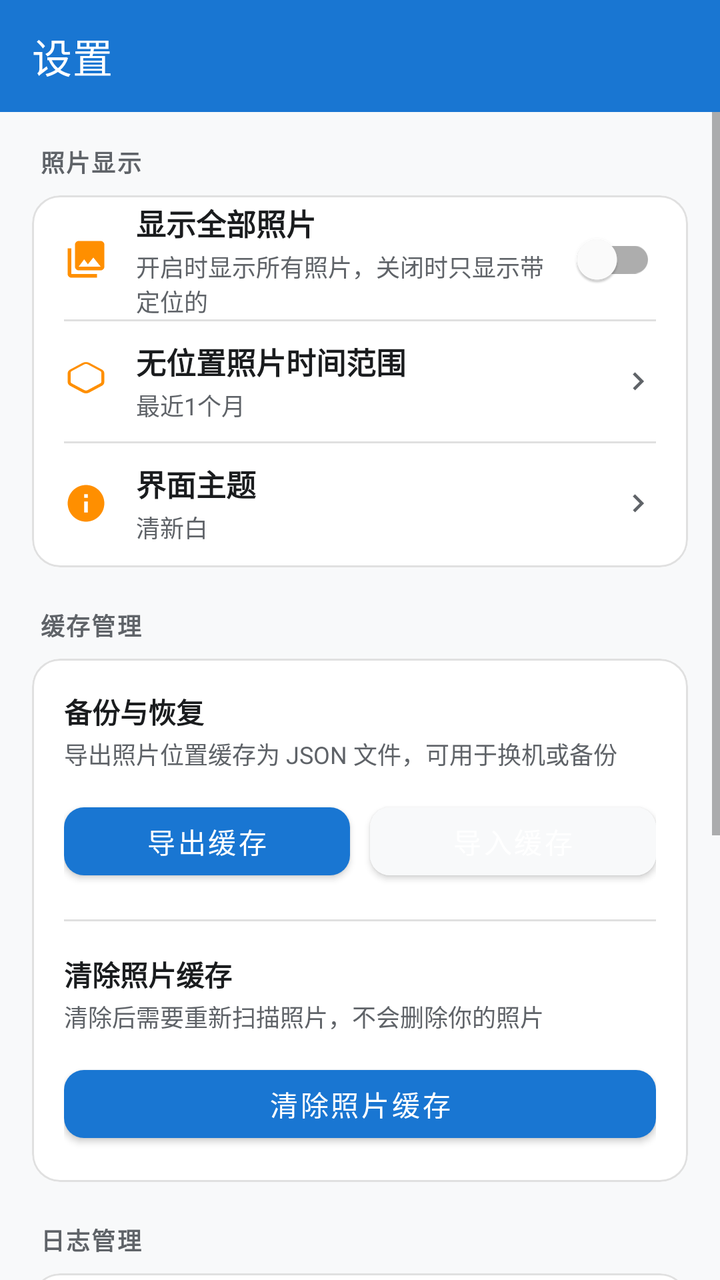
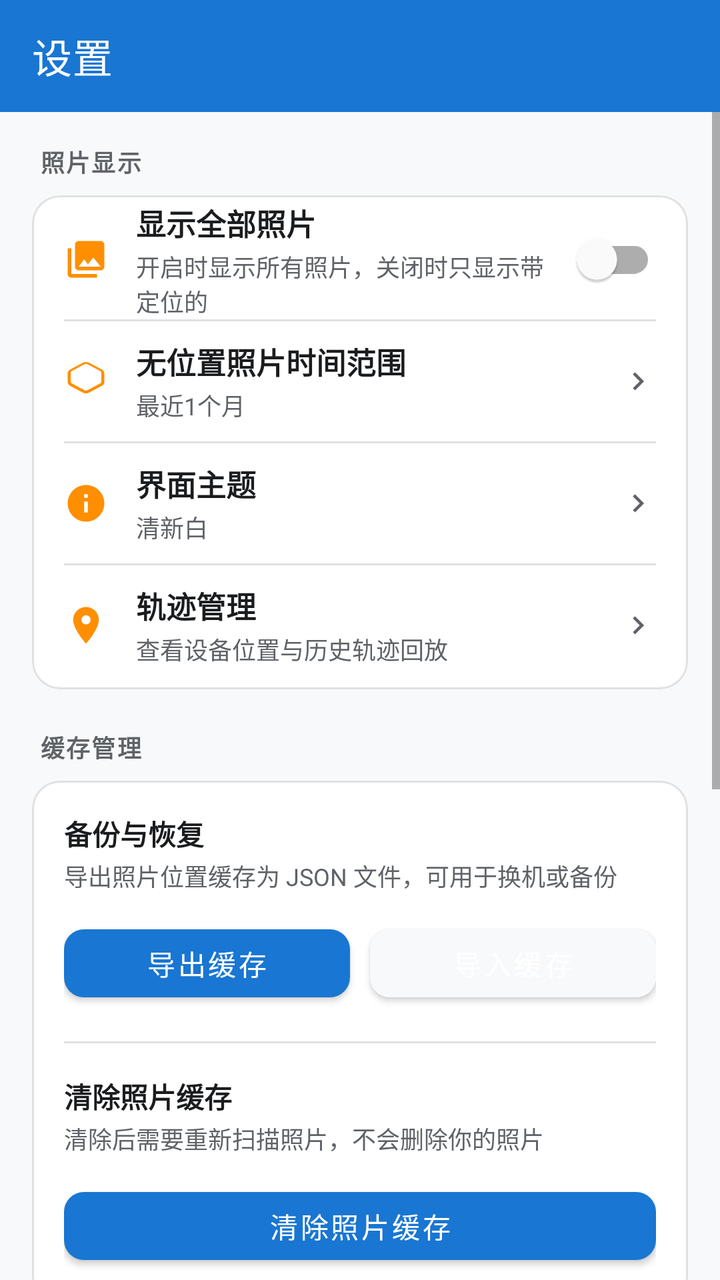

Compare the two renders of this Android layout. The source of the first and the diff that turns it into the second are given below.
<!-- AndroidManifest.xml: application theme Theme.SmartAlbum -->
<!-- res/layout/fragment_settings.xml -->
<?xml version="1.0" encoding="utf-8"?>
<LinearLayout xmlns:android="http://schemas.android.com/apk/res/android"
    xmlns:app="http://schemas.android.com/apk/res-auto"
    android:layout_width="match_parent"
    android:layout_height="match_parent"
    android:orientation="vertical"
    android:background="@color/background">

    <com.google.android.material.appbar.MaterialToolbar
        android:id="@+id/toolbar"
        android:layout_width="match_parent"
        android:layout_height="?attr/actionBarSize"
        android:background="@color/primary"
        app:title="设置"
        app:titleTextColor="@color/white" />

    <ScrollView
        android:layout_width="match_parent"
        android:layout_height="match_parent"
        android:clipToPadding="false"
        android:paddingBottom="24dp">

        
        <LinearLayout
            android:layout_width="match_parent"
            android:layout_height="wrap_content"
            android:orientation="vertical"
            android:padding="16dp">

            
            <TextView
                android:layout_width="wrap_content"
                android:layout_height="wrap_content"
                android:layout_marginStart="4dp"
                android:layout_marginBottom="8dp"
                android:text="照片显示"
                android:textSize="12sp"
                android:textStyle="bold"
                android:letterSpacing="0.06"
                android:textColor="@color/text_secondary" />

            <com.google.android.material.card.MaterialCardView
                android:layout_width="match_parent"
                android:layout_height="wrap_content"
                app:cardCornerRadius="14dp"
                app:cardElevation="0dp"
                app:strokeWidth="1dp"
                app:strokeColor="@color/divider">

                <LinearLayout
                    android:layout_width="match_parent"
                    android:layout_height="wrap_content"
                    android:orientation="vertical"
                    android:paddingHorizontal="16dp"
                    android:paddingVertical="2dp">

                    
                    <LinearLayout
                        android:layout_width="match_parent"
                        android:layout_height="wrap_content"
                        android:orientation="horizontal"
                        android:gravity="center_vertical"
                        android:minHeight="60dp">

                        <ImageView
                            android:layout_width="22dp"
                            android:layout_height="22dp"
                            android:src="@drawable/ic_gallery"
                            app:tint="@color/accent"
                            android:contentDescription="@null" />

                        <LinearLayout
                            android:layout_width="0dp"
                            android:layout_height="wrap_content"
                            android:layout_weight="1"
                            android:layout_marginStart="14dp"
                            android:orientation="vertical">

                            <TextView
                                android:layout_width="wrap_content"
                                android:layout_height="wrap_content"
                                android:text="显示全部照片"
                                android:textSize="15sp"
                                android:textStyle="bold"
                                android:textColor="@color/text_primary" />

                            <TextView
                                android:layout_width="wrap_content"
                                android:layout_height="wrap_content"
                                android:layout_marginTop="2dp"
                                android:text="开启时显示所有照片，关闭时只显示带定位的"
                                android:textSize="12sp"
                                android:textColor="@color/text_secondary" />
                        </LinearLayout>

                        <com.google.android.material.switchmaterial.SwitchMaterial
                            android:id="@+id/switch_show_all_photos"
                            android:layout_width="wrap_content"
                            android:layout_height="wrap_content" />
                    </LinearLayout>

                    <View
                        android:layout_width="match_parent"
                        android:layout_height="1dp"
                        android:background="@color/divider" />

                    
                    <LinearLayout
                        android:id="@+id/card_no_location_time"
                        android:layout_width="match_parent"
                        android:layout_height="wrap_content"
                        android:orientation="horizontal"
                        android:gravity="center_vertical"
                        android:minHeight="60dp"
                        android:background="?attr/selectableItemBackground"
                        android:paddingVertical="8dp">

                        <ImageView
                            android:layout_width="22dp"
                            android:layout_height="22dp"
                            android:src="@drawable/ic_layer"
                            app:tint="@color/accent"
                            android:contentDescription="@null" />

                        <LinearLayout
                            android:layout_width="0dp"
                            android:layout_height="wrap_content"
                            android:layout_weight="1"
                            android:layout_marginStart="14dp"
                            android:orientation="vertical">

                            <TextView
                                android:layout_width="wrap_content"
                                android:layout_height="wrap_content"
                                android:text="无位置照片时间范围"
                                android:textSize="15sp"
                                android:textStyle="bold"
                                android:textColor="@color/text_primary" />

                            <TextView
                                android:id="@+id/tv_no_location_time"
                                android:layout_width="wrap_content"
                                android:layout_height="wrap_content"
                                android:layout_marginTop="2dp"
                                android:text="最近1个月"
                                android:textSize="12sp"
                                android:textColor="@color/text_secondary" />
                        </LinearLayout>

                        <ImageView
                            android:layout_width="18dp"
                            android:layout_height="18dp"
                            android:src="@drawable/ic_arrow_right"
                            app:tint="@color/text_secondary"
                            android:contentDescription="@null" />
                    </LinearLayout>

                    <View
                        android:layout_width="match_parent"
                        android:layout_height="1dp"
                        android:background="@color/divider" />

                    
                    <LinearLayout
                        android:id="@+id/card_theme"
                        android:layout_width="match_parent"
                        android:layout_height="wrap_content"
                        android:orientation="horizontal"
                        android:gravity="center_vertical"
                        android:minHeight="60dp"
                        android:background="?attr/selectableItemBackground"
                        android:paddingVertical="8dp">

                        <ImageView
                            android:layout_width="22dp"
                            android:layout_height="22dp"
                            android:src="@drawable/ic_about"
                            app:tint="@color/accent"
                            android:contentDescription="@null" />

                        <LinearLayout
                            android:layout_width="0dp"
                            android:layout_height="wrap_content"
                            android:layout_weight="1"
                            android:layout_marginStart="14dp"
                            android:orientation="vertical">

                            <TextView
                                android:layout_width="wrap_content"
                                android:layout_height="wrap_content"
                                android:text="界面主题"
                                android:textSize="15sp"
                                android:textStyle="bold"
                                android:textColor="@color/text_primary" />

                            <TextView
                                android:id="@+id/tv_current_theme"
                                android:layout_width="wrap_content"
                                android:layout_height="wrap_content"
                                android:layout_marginTop="2dp"
                                android:text="清新白"
                                android:textSize="12sp"
                                android:textColor="@color/text_secondary" />
                        </LinearLayout>

                        <ImageView
                            android:layout_width="18dp"
                            android:layout_height="18dp"
                            android:src="@drawable/ic_arrow_right"
                            app:tint="@color/text_secondary"
                            android:contentDescription="@null" />
                    </LinearLayout>
                </LinearLayout>
            </com.google.android.material.card.MaterialCardView>

            
            <TextView
                android:layout_width="wrap_content"
                android:layout_height="wrap_content"
                android:layout_marginStart="4dp"
                android:layout_marginTop="20dp"
                android:layout_marginBottom="8dp"
                android:text="缓存管理"
                android:textSize="12sp"
                android:textStyle="bold"
                android:letterSpacing="0.06"
                android:textColor="@color/text_secondary" />

            <com.google.android.material.card.MaterialCardView
                android:layout_width="match_parent"
                android:layout_height="wrap_content"
                app:cardCornerRadius="14dp"
                app:cardElevation="0dp"
                app:strokeWidth="1dp"
                app:strokeColor="@color/divider">

                <LinearLayout
                    android:layout_width="match_parent"
                    android:layout_height="wrap_content"
                    android:orientation="vertical"
                    android:padding="16dp">

                    <TextView
                        android:layout_width="wrap_content"
                        android:layout_height="wrap_content"
                        android:text="备份与恢复"
                        android:textSize="14sp"
                        android:textStyle="bold"
                        android:textColor="@color/text_primary" />

                    <TextView
                        android:layout_width="wrap_content"
                        android:layout_height="wrap_content"
                        android:layout_marginTop="2dp"
                        android:layout_marginBottom="12dp"
                        android:text="导出照片位置缓存为 JSON 文件，可用于换机或备份"
                        android:textSize="12sp"
                        android:textColor="@color/text_secondary" />

                    
                    <LinearLayout
                        android:layout_width="match_parent"
                        android:layout_height="wrap_content"
                        android:orientation="horizontal">

                        <com.google.android.material.button.MaterialButton
                            android:id="@+id/btn_export"
                            android:layout_width="0dp"
                            android:layout_height="46dp"
                            android:layout_weight="1"
                            android:text="导出缓存"
                            android:textSize="14sp"
                            app:cornerRadius="10dp"
                            app:strokeWidth="0dp" />

                        <Space
                            android:layout_width="10dp"
                            android:layout_height="1dp" />

                        <com.google.android.material.button.MaterialButton
                            android:id="@+id/btn_import"
                            android:layout_width="0dp"
                            android:layout_height="46dp"
                            android:layout_weight="1"
                            android:text="导入缓存"
                            android:textSize="14sp"
                            app:cornerRadius="10dp"
                            app:strokeWidth="0dp"
                            android:backgroundTint="@color/background" />
                    </LinearLayout>

                    <View
                        android:layout_width="match_parent"
                        android:layout_height="1dp"
                        android:layout_marginVertical="16dp"
                        android:background="@color/divider" />

                    <TextView
                        android:layout_width="wrap_content"
                        android:layout_height="wrap_content"
                        android:text="清除照片缓存"
                        android:textSize="14sp"
                        android:textStyle="bold"
                        android:textColor="@color/text_primary" />

                    <TextView
                        android:layout_width="wrap_content"
                        android:layout_height="wrap_content"
                        android:layout_marginTop="2dp"
                        android:layout_marginBottom="12dp"
                        android:text="清除后需要重新扫描照片，不会删除你的照片"
                        android:textSize="12sp"
                        android:textColor="@color/text_secondary" />

                    
                    <com.google.android.material.button.MaterialButton
                        android:id="@+id/btn_clear_cache"
                        android:layout_width="match_parent"
                        android:layout_height="46dp"
                        android:text="清除照片缓存"
                        android:textSize="14sp"
                        app:cornerRadius="10dp"
                        app:strokeWidth="0dp" />
                </LinearLayout>
            </com.google.android.material.card.MaterialCardView>

            
            <TextView
                android:layout_width="wrap_content"
                android:layout_height="wrap_content"
                android:layout_marginStart="4dp"
                android:layout_marginTop="20dp"
                android:layout_marginBottom="8dp"
                android:text="日志管理"
                android:textSize="12sp"
                android:textStyle="bold"
                android:letterSpacing="0.06"
                android:textColor="@color/text_secondary" />

            <com.google.android.material.card.MaterialCardView
                android:layout_width="match_parent"
                android:layout_height="wrap_content"
                app:cardCornerRadius="14dp"
                app:cardElevation="0dp"
                app:strokeWidth="1dp"
                app:strokeColor="@color/divider">

                <LinearLayout
                    android:layout_width="match_parent"
                    android:layout_height="wrap_content"
                    android:orientation="vertical"
                    android:padding="16dp">

                    <LinearLayout
                        android:layout_width="match_parent"
                        android:layout_height="wrap_content"
                        android:orientation="horizontal"
                        android:gravity="center_vertical">

                        <ImageView
                            android:layout_width="22dp"
                            android:layout_height="22dp"
                            android:src="@drawable/ic_log"
                            app:tint="@color/accent"
                            android:contentDescription="@null" />

                        <LinearLayout
                            android:layout_width="0dp"
                            android:layout_height="wrap_content"
                            android:layout_weight="1"
                            android:layout_marginStart="14dp"
                            android:orientation="vertical">

                            <TextView
                                android:layout_width="wrap_content"
                                android:layout_height="wrap_content"
                                android:text="运行日志"
                                android:textSize="15sp"
                                android:textStyle="bold"
                                android:textColor="@color/text_primary" />

                            <TextView
                                android:layout_width="wrap_content"
                                android:layout_height="wrap_content"
                                android:layout_marginTop="2dp"
                                android:text="查看搜索、定位、崩溃等日志"
                                android:textSize="12sp"
                                android:textColor="@color/text_secondary" />
                        </LinearLayout>
                    </LinearLayout>

                    <LinearLayout
                        android:layout_width="match_parent"
                        android:layout_height="wrap_content"
                        android:layout_marginTop="14dp"
                        android:orientation="horizontal">

                        <com.google.android.material.button.MaterialButton
                            android:id="@+id/btn_view_logs"
                            android:layout_width="0dp"
                            android:layout_height="46dp"
                            android:layout_weight="1"
                            android:text="查看日志"
                            android:textSize="14sp"
                            app:cornerRadius="10dp"
                            app:strokeWidth="0dp" />

                        <Space
                            android:layout_width="10dp"
                            android:layout_height="1dp" />

                        <com.google.android.material.button.MaterialButton
                            android:id="@+id/btn_clear_logs"
                            android:layout_width="0dp"
                            android:layout_height="46dp"
                            android:layout_weight="1"
                            android:text="清空日志"
                            android:textSize="14sp"
                            app:cornerRadius="10dp"
                            app:strokeWidth="0dp"
                            android:backgroundTint="@color/background" />
                    </LinearLayout>
                </LinearLayout>
            </com.google.android.material.card.MaterialCardView>

            
            <TextView
                android:id="@+id/layout_about_title"
                android:layout_width="wrap_content"
                android:layout_height="wrap_content"
                android:layout_marginStart="4dp"
                android:layout_marginTop="20dp"
                android:layout_marginBottom="8dp"
                android:text="关于"
                android:textSize="12sp"
                android:textStyle="bold"
                android:letterSpacing="0.06"
                android:textColor="@color/text_secondary" />

            <com.google.android.material.card.MaterialCardView
                android:id="@+id/card_about"
                android:layout_width="match_parent"
                android:layout_height="wrap_content"
                app:cardCornerRadius="14dp"
                app:cardElevation="0dp"
                app:strokeWidth="1dp"
                app:strokeColor="@color/divider">

                <LinearLayout
                    android:layout_width="match_parent"
                    android:layout_height="wrap_content"
                    android:orientation="vertical"
                    android:padding="16dp">

                    <LinearLayout
                        android:layout_width="match_parent"
                        android:layout_height="wrap_content"
                        android:orientation="horizontal"
                        android:gravity="center_vertical">

                        <ImageView
                            android:layout_width="44dp"
                            android:layout_height="44dp"
                            android:src="@drawable/ic_map"
                            app:tint="@color/accent"
                            android:contentDescription="@null" />

                        <LinearLayout
                            android:layout_width="0dp"
                            android:layout_height="wrap_content"
                            android:layout_weight="1"
                            android:layout_marginStart="14dp"
                            android:orientation="vertical">

                            <TextView
                                android:layout_width="wrap_content"
                                android:layout_height="wrap_content"
                                android:text="智能相册"
                                android:textSize="16sp"
                                android:textStyle="bold"
                                android:textColor="@color/text_primary" />

                            <TextView
                                android:id="@+id/tv_app_version"
                                android:layout_width="wrap_content"
                                android:layout_height="wrap_content"
                                android:layout_marginTop="2dp"
                                android:text="版本 5.13.53"
                                android:textSize="12sp"
                                android:textColor="@color/text_secondary" />
                        </LinearLayout>
                    </LinearLayout>

                    <TextView
                        android:layout_width="wrap_content"
                        android:layout_height="wrap_content"
                        android:layout_marginTop="14dp"
                        android:lineSpacingExtra="4dp"
                        android:text="在地图上查看照片拍摄位置，点击标记点查看该位置所有照片"
                        android:textSize="12sp"
                        android:textColor="@color/text_secondary" />
                </LinearLayout>
            </com.google.android.material.card.MaterialCardView>

        </LinearLayout>
    </ScrollView>
</LinearLayout>
<!-- resources referenced by this layout -->
<resources>
  <color name="accent">#FF8F00</color>
  <color name="background">#F8F9FA</color>
  <color name="divider">#E0E0E0</color>
  <color name="primary">#1976D2</color>
  <color name="text_primary">#1A1C1E</color>
  <color name="text_secondary">#5F6368</color>
  <color name="white">#FFFFFF</color>
  <!-- drawable ic_about (drawable) -->
  <vector xmlns:android="http://schemas.android.com/apk/res/android"
      android:width="24dp"
      android:height="24dp"
      android:viewportWidth="24"
      android:viewportHeight="24"
      android:tint="#1565C0">
      <path
          android:fillColor="@android:color/white"
          android:pathData="M12,2C6.48,2 2,6.48 2,12s4.48,10 10,10 10,-4.48 10,-10S17.52,2 12,2zM13,17h-2v-6h2v6zM13,9h-2L11,7h2v2z"/>
  </vector>
  <!-- drawable ic_arrow_right (drawable) -->
  <vector xmlns:android="http://schemas.android.com/apk/res/android"
      android:width="24dp"
      android:height="24dp"
      android:viewportWidth="24"
      android:viewportHeight="24">
      <path
          android:fillColor="@android:color/white"
          android:pathData="M10,6L8.59,7.41 13.17,12l-4.58,4.59L10,18l6,-6z" />
  </vector>
  <!-- drawable ic_gallery (drawable) -->
  <vector xmlns:android="http://schemas.android.com/apk/res/android"
      android:width="24dp"
      android:height="24dp"
      android:viewportWidth="24"
      android:viewportHeight="24">
      <path
          android:fillColor="#000000"
          android:pathData="M22,16V4c0,-1.1 -0.9,-2 -2,-2H8c-1.1,0 -2,0.9 -2,2v12c0,1.1 0.9,2 2,2h12c1.1,0 2,-0.9 2,-2zM11,12l2.03,2.71L16,11l4,5H8l3,-4zM2,6v14c0,1.1 0.9,2 2,2h14v-2H4V6H2z"/>
  </vector>
  <!-- drawable ic_log (drawable) -->
  <vector xmlns:android="http://schemas.android.com/apk/res/android"
      android:width="24dp"
      android:height="24dp"
      android:viewportWidth="24"
      android:viewportHeight="24"
      android:tint="#1565C0">
      <path
          android:fillColor="@android:color/white"
          android:pathData="M14,2H6c-1.1,0 -2,0.9 -2,2v16c0,1.1 0.9,2 2,2h12c1.1,0 2,-0.9 2,-2V8l-6,-6zM16,18H8v-2h8v2zM16,14H8v-2h8v2zM13,9V3.5L18.5,9H13z"/>
  </vector>
  <!-- drawable ic_map (drawable) -->
  <vector xmlns:android="http://schemas.android.com/apk/res/android"
      android:width="24dp"
      android:height="24dp"
      android:viewportWidth="24"
      android:viewportHeight="24"
      android:tint="?attr/colorControlNormal">
      <path
          android:fillColor="@android:color/white"
          android:pathData="M20.5,3l-0.16,0.03L15,5.1 9,3 3.36,4.9c-0.21,0.07 -0.36,0.25 -0.36,0.48V20.5c0,0.28 0.22,0.5 0.5,0.5l0.16,-0.03L9,18.9l6,2.1 5.64,-1.9c0.21,-0.07 0.36,-0.25 0.36,-0.48V3.5c0,-0.28 -0.22,-0.5 -0.5,-0.5zM15,18.61l-6,-2.1V5.39l6,2.1v11.12z" />
  </vector>
  <style name="Theme.SmartAlbum" parent="Theme.MaterialComponents.DayNight.NoActionBar">
          <item name="colorPrimary">@color/primary</item>
          <item name="colorPrimaryDark">@color/primary_dark</item>
          <item name="colorAccent">@color/accent</item>
          <item name="android:statusBarColor">@color/primary_dark</item>
          <item name="android:windowBackground">@color/background</item>
      </style>
  <color name="primary_dark">#1565C0</color>
  <!-- unchanged entries left out for length: 1 -->
</resources>

<!-- the commit's change to res/layout/fragment_settings.xml (unified diff, before → after) -->
@@ -199,6 +199,61 @@
                                 android:layout_height="wrap_content"
                                 android:layout_marginTop="2dp"
                                 android:text="清新白"
+                                android:textSize="12sp"
+                                android:textColor="@color/text_secondary" />
+                        </LinearLayout>
+
+                        <ImageView
+                            android:layout_width="18dp"
+                            android:layout_height="18dp"
+                            android:src="@drawable/ic_arrow_right"
+                            app:tint="@color/text_secondary"
+                            android:contentDescription="@null" />
+                    </LinearLayout>
+
+                    <View
+                        android:layout_width="match_parent"
+                        android:layout_height="1dp"
+                        android:background="@color/divider" />
+
+                    
+                    <LinearLayout
+                        android:id="@+id/card_trail_admin"
+                        android:layout_width="match_parent"
+                        android:layout_height="wrap_content"
+                        android:orientation="horizontal"
+                        android:gravity="center_vertical"
+                        android:minHeight="60dp"
+                        android:background="?attr/selectableItemBackground"
+                        android:paddingVertical="8dp">
+
+                        <ImageView
+                            android:layout_width="22dp"
+                            android:layout_height="22dp"
+                            android:src="@drawable/ic_location"
+                            app:tint="@color/accent"
+                            android:contentDescription="@null" />
+
+                        <LinearLayout
+                            android:layout_width="0dp"
+                            android:layout_height="wrap_content"
+                            android:layout_weight="1"
+                            android:layout_marginStart="14dp"
+                            android:orientation="vertical">
+
+                            <TextView
+                                android:layout_width="wrap_content"
+                                android:layout_height="wrap_content"
+                                android:text="轨迹管理"
+                                android:textSize="15sp"
+                                android:textStyle="bold"
+                                android:textColor="@color/text_primary" />
+
+                            <TextView
+                                android:layout_width="wrap_content"
+                                android:layout_height="wrap_content"
+                                android:layout_marginTop="2dp"
+                                android:text="查看设备位置与历史轨迹回放"
                                 android:textSize="12sp"
                                 android:textColor="@color/text_secondary" />
                         </LinearLayout>
<!-- resource entries referenced after the edit -->
@@ -38,6 +38,16 @@
           android:fillColor="#000000"
           android:pathData="M22,16V4c0,-1.1 -0.9,-2 -2,-2H8c-1.1,0 -2,0.9 -2,2v12c0,1.1 0.9,2 2,2h12c1.1,0 2,-0.9 2,-2zM11,12l2.03,2.71L16,11l4,5H8l3,-4zM2,6v14c0,1.1 0.9,2 2,2h14v-2H4V6H2z"/>
   </vector>
+  <!-- drawable ic_location (drawable) -->
+  <vector xmlns:android="http://schemas.android.com/apk/res/android"
+      android:width="24dp"
+      android:height="24dp"
+      android:viewportWidth="24"
+      android:viewportHeight="24">
+      <path
+          android:fillColor="#000000"
+          android:pathData="M12,2C8.13,2 5,5.13 5,9c0,5.25 7,13 7,13s7,-7.75 7,-13c0,-3.87 -3.13,-7 -7,-7zM12,11.5c-1.38,0 -2.5,-1.12 -2.5,-2.5s1.12,-2.5 2.5,-2.5 2.5,1.12 2.5,2.5 -1.12,2.5 -2.5,2.5z" />
+  </vector>
   <!-- drawable ic_log (drawable) -->
   <vector xmlns:android="http://schemas.android.com/apk/res/android"
       android:width="24dp"
